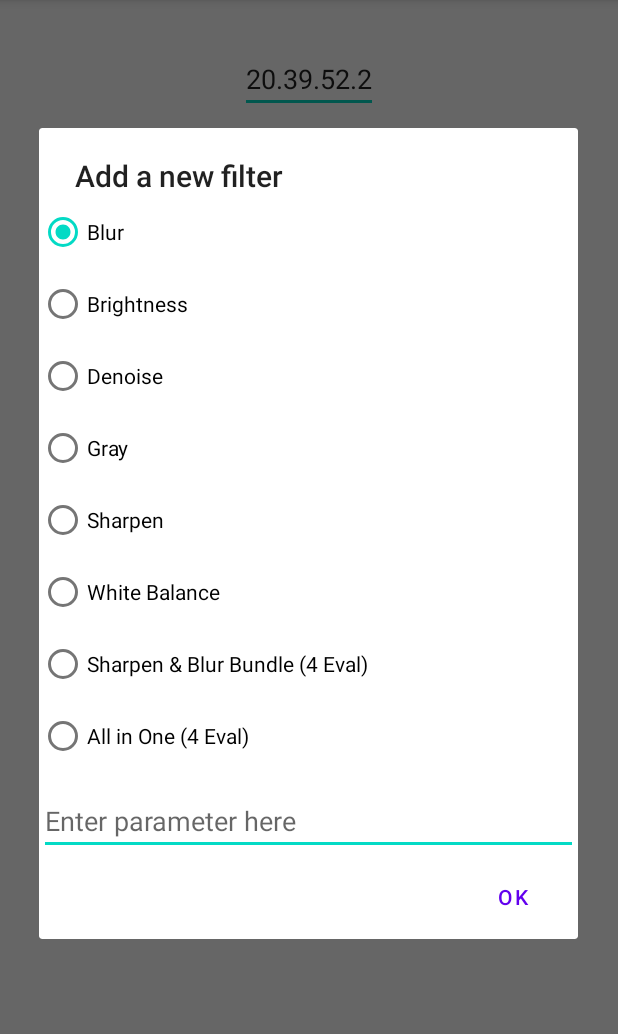
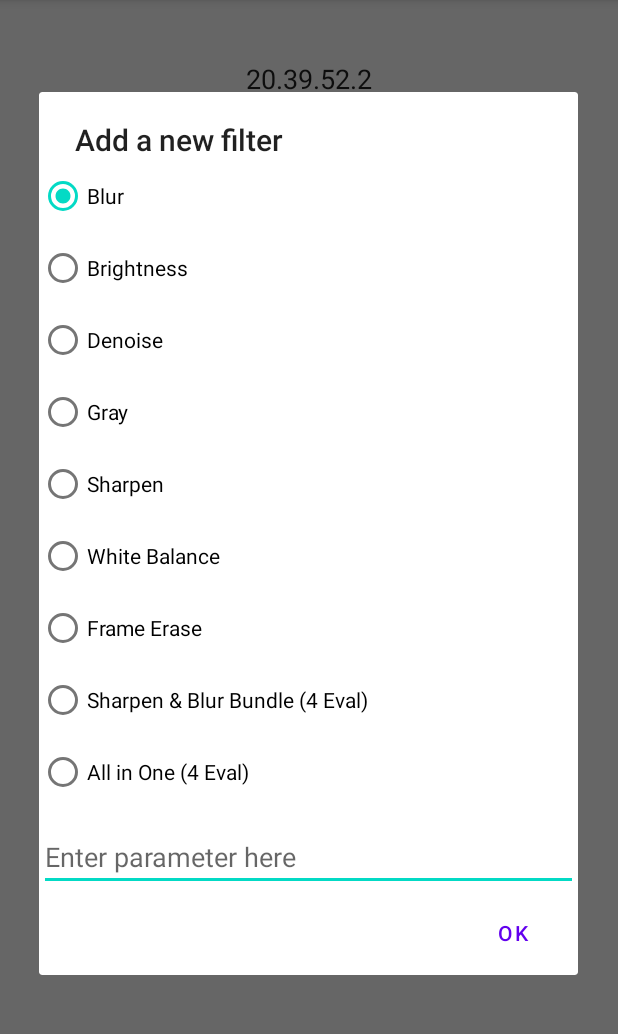
Before and after one commit to trusslab/vronicle, an Android app: the screen it shows after launch (MainActivity), after a tap on "ADD FILTER", on a phone screen of 412 x 824 dp, the part 84-1118 px from its top. Run offline under Robolectric (Android 15) with nearby library versions, the phone set to English and light mode, and no system bars; libraries missing offline, so code that uses them is left out: com.anggrayudi.storage, com.google.api.client; 9 statements that could not run were skipped.

Commit message:
frame deletion filter added

```diff
--- a/FilterTestWithNativeC/app/src/main/res/layout/add_filter.xml
+++ b/FilterTestWithNativeC/app/src/main/res/layout/add_filter.xml
@@ -52,6 +52,12 @@
             android:text="White Balance"/>
 
         <RadioButton
+            android:id="@+id/add_filter_frame_erase_radioButton"
+            android:layout_width="match_parent"
+            android:layout_height="wrap_content"
+            android:text="Frame Erase"/>
+
+        <RadioButton
             android:id="@+id/add_filter_test_bundle_sharpen_and_blur_radioButton"
             android:layout_width="match_parent"
             android:layout_height="wrap_content"
```
Also changed, not shown: FilterTestWithNativeC/app/src/main/java/com/example/filtertestwithnativec/MainActivity.kt (+13 -9 lines).
